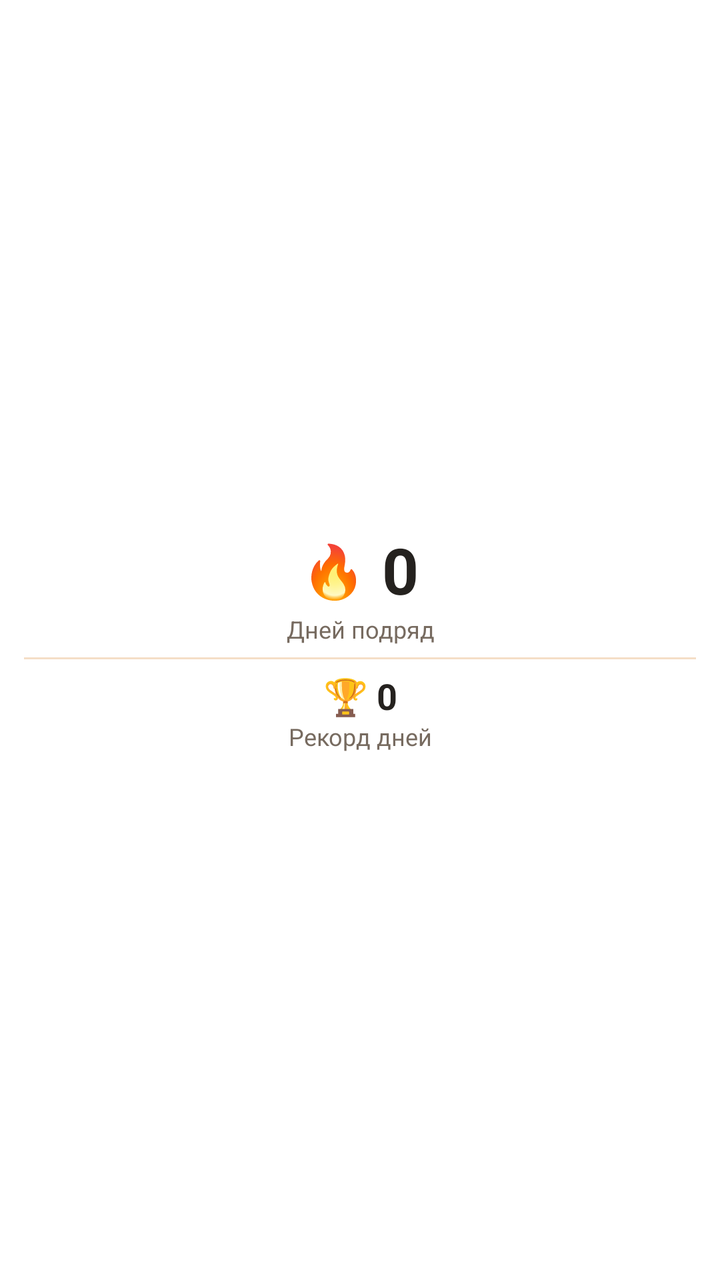
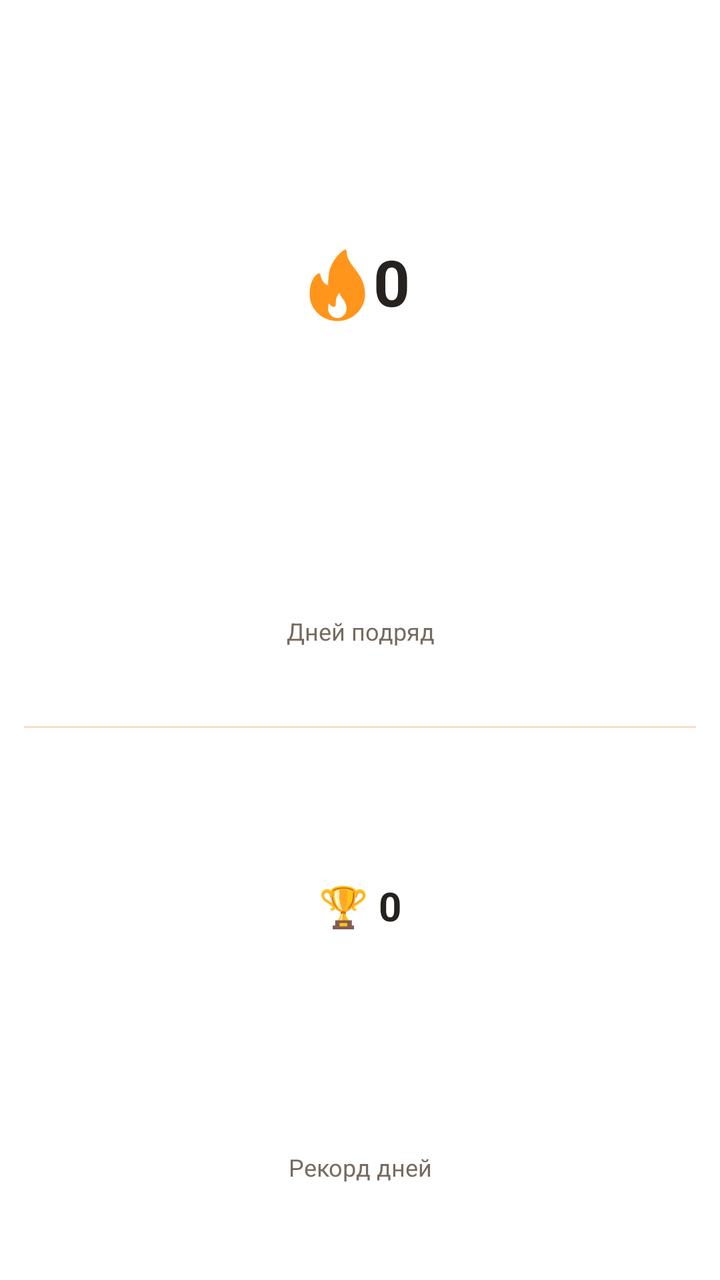

Before-and-after screenshots of an Android layout around one commit, followed by the original layout XML and the change that was made.
<!-- AndroidManifest.xml: fallback theme Theme.MaterialComponents.DayNight.NoActionBar -->
<!-- res/layout/streak_widget_minimal.xml -->
<?xml version="1.0" encoding="utf-8"?>
<LinearLayout
    xmlns:android="http://schemas.android.com/apk/res/android"
    android:id="@+id/streak_root"
    android:layout_width="match_parent"
    android:layout_height="match_parent"
    android:orientation="vertical"
    android:gravity="center_vertical"
    android:padding="12dp"
    android:background="@drawable/streak_widget_minimal_background">
    <LinearLayout
        android:layout_width="match_parent"
        android:layout_height="wrap_content"
        android:gravity="center"
        android:orientation="horizontal">
        <TextView
            android:id="@+id/streak_flame"
            android:layout_width="wrap_content"
            android:layout_height="wrap_content"
            android:text="🔥"
            android:textSize="26sp"
            android:textColor="@color/streak_widget_text"
            android:maxLines="2"
            android:importantForAccessibility="no" />
        <TextView
            android:id="@+id/streak_current"
            android:layout_width="wrap_content"
            android:layout_height="wrap_content"
            android:text="0"
            android:textSize="32sp"
            android:textColor="@color/streak_widget_text"
            android:textStyle="bold"
            android:layout_marginStart="8dp"
            android:maxLines="1"
            android:autoSizeTextType="uniform"
            android:autoSizeMinTextSize="16sp"
            android:autoSizeMaxTextSize="32sp"
            android:autoSizeStepGranularity="1sp" />
    </LinearLayout>
    <TextView
        android:id="@+id/streak_label"
        android:layout_width="match_parent"
        android:layout_height="wrap_content"
        android:text="@string/currentLabel"
        android:textSize="12sp"
        android:textColor="@color/streak_widget_secondary"
        android:maxLines="2"
        android:gravity="center" />
    <View
        android:layout_width="match_parent"
        android:layout_height="1dp"
        android:layout_marginTop="6dp"
        android:layout_marginBottom="6dp"
        android:background="@color/streak_widget_border" />
    <TextView
        android:id="@+id/streak_best"
        android:layout_width="match_parent"
        android:layout_height="wrap_content"
        android:text="🏆 0"
        android:textSize="18sp"
        android:textColor="@color/streak_widget_text"
        android:maxLines="2"
        android:textStyle="bold"
        android:autoSizeTextType="uniform"
        android:autoSizeMinTextSize="12sp"
        android:autoSizeMaxTextSize="18sp"
        android:gravity="center" />
    <TextView
        android:id="@+id/streak_best_label"
        android:layout_width="match_parent"
        android:layout_height="wrap_content"
        android:text="@string/bestLabel"
        android:textSize="12sp"
        android:textColor="@color/streak_widget_secondary"
        android:maxLines="2"
        android:gravity="center" />
    <TextView
        android:id="@+id/streak_status"
        android:layout_width="match_parent"
        android:layout_height="wrap_content"
        android:text="@string/startLabel"
        android:textSize="12sp"
        android:textColor="@color/streak_widget_accent"
        android:maxLines="2"
        android:layout_marginTop="8dp"
        android:visibility="gone" />
</LinearLayout>
<!-- resources referenced by this layout -->
<resources>
  <color name="streak_widget_accent">#D85117</color>
  <color name="streak_widget_border">#F5DEC7</color>
  <color name="streak_widget_secondary">#776B60</color>
  <color name="streak_widget_text">#25221F</color>
  <!-- drawable streak_widget_minimal_background (drawable) -->
  <shape xmlns:android="http://schemas.android.com/apk/res/android" android:shape="rectangle">
      <solid android:color="@color/streak_minimal_background" />
      <corners android:radius="24dp" />
  </shape>
  <string name="bestLabel">Рекорд дней</string>
  <string name="currentLabel">Дней подряд</string>
  <string name="startLabel">Начни новую серию</string>
  <color name="streak_minimal_background">#FFFFFF</color>
</resources>

<!-- the commit's change to res/layout/streak_widget_minimal.xml (unified diff, before → after) -->
@@ -5,83 +5,111 @@
     android:layout_width="match_parent"
     android:layout_height="match_parent"
     android:orientation="vertical"
-    android:gravity="center_vertical"
     android:padding="12dp"
     android:background="@drawable/streak_widget_minimal_background">
     <LinearLayout
         android:layout_width="match_parent"
-        android:layout_height="wrap_content"
-        android:gravity="center"
-        android:orientation="horizontal">
+        android:layout_height="0dp"
+        android:orientation="vertical"
+        android:layout_weight="1">
+        <LinearLayout
+            android:layout_width="match_parent"
+            android:layout_height="0dp"
+            android:layout_weight="3"
+            android:orientation="horizontal"
+            android:gravity="center">
+            <ImageView
+                android:id="@+id/streak_flame"
+                android:layout_width="28dp"
+                android:layout_height="match_parent"
+                android:src="@drawable/streak_widget_flame"
+                android:scaleType="fitCenter"
+                android:importantForAccessibility="no" />
+            <TextView
+                android:id="@+id/streak_current"
+                android:layout_width="wrap_content"
+                android:layout_height="match_parent"
+                android:text="0"
+                android:textSize="32sp"
+                android:textColor="@color/streak_widget_text"
+                android:maxLines="1"
+                android:includeFontPadding="false"
+                android:gravity="center_vertical"
+                android:autoSizeTextType="uniform"
+                android:autoSizeMinTextSize="5sp"
+                android:autoSizeMaxTextSize="32sp"
+                android:autoSizeStepGranularity="1sp"
+                android:textStyle="bold"
+                android:layout_marginStart="4dp" />
+        </LinearLayout>
         <TextView
-            android:id="@+id/streak_flame"
-            android:layout_width="wrap_content"
-            android:layout_height="wrap_content"
-            android:text="🔥"
-            android:textSize="26sp"
-            android:textColor="@color/streak_widget_text"
-            android:maxLines="2"
+            android:id="@+id/streak_label"
+            android:layout_width="match_parent"
+            android:layout_height="0dp"
+            android:text="@string/currentLabel"
+            android:textSize="12sp"
+            android:textColor="@color/streak_widget_secondary"
+            android:maxLines="1"
+            android:includeFontPadding="false"
+            android:gravity="center"
+            android:autoSizeTextType="uniform"
+            android:autoSizeMinTextSize="5sp"
+            android:autoSizeMaxTextSize="12sp"
+            android:autoSizeStepGranularity="1sp"
+            android:layout_weight="1" />
+        <ImageView
+            android:layout_width="match_parent"
+            android:layout_height="1dp"
+            android:layout_marginTop="3dp"
+            android:layout_marginBottom="3dp"
+            android:background="@color/streak_widget_border"
             android:importantForAccessibility="no" />
         <TextView
-            android:id="@+id/streak_current"
-            android:layout_width="wrap_content"
-            android:layout_height="wrap_content"
-            android:text="0"
-            android:textSize="32sp"
+            android:id="@+id/streak_best"
+            android:layout_width="match_parent"
+            android:layout_height="0dp"
+            android:text="🏆 0"
+            android:textSize="20sp"
             android:textColor="@color/streak_widget_text"
-            android:textStyle="bold"
-            android:layout_marginStart="8dp"
             android:maxLines="1"
+            android:includeFontPadding="false"
+            android:gravity="center"
             android:autoSizeTextType="uniform"
-            android:autoSizeMinTextSize="16sp"
-            android:autoSizeMaxTextSize="32sp"
-            android:autoSizeStepGranularity="1sp" />
+            android:autoSizeMinTextSize="5sp"
+            android:autoSizeMaxTextSize="20sp"
+            android:autoSizeStepGranularity="1sp"
+            android:layout_weight="2"
+            android:textStyle="bold" />
+        <TextView
+            android:id="@+id/streak_best_label"
+            android:layout_width="match_parent"
+            android:layout_height="0dp"
+            android:text="@string/bestLabel"
+            android:textSize="12sp"
+            android:textColor="@color/streak_widget_secondary"
+            android:maxLines="1"
+            android:includeFontPadding="false"
+            android:gravity="center"
+            android:autoSizeTextType="uniform"
+            android:autoSizeMinTextSize="5sp"
+            android:autoSizeMaxTextSize="12sp"
+            android:autoSizeStepGranularity="1sp"
+            android:layout_weight="1" />
     </LinearLayout>
-    <TextView
-        android:id="@+id/streak_label"
-        android:layout_width="match_parent"
-        android:layout_height="wrap_content"
-        android:text="@string/currentLabel"
-        android:textSize="12sp"
-        android:textColor="@color/streak_widget_secondary"
-        android:maxLines="2"
-        android:gravity="center" />
-    <View
-        android:layout_width="match_parent"
-        android:layout_height="1dp"
-        android:layout_marginTop="6dp"
-        android:layout_marginBottom="6dp"
-        android:background="@color/streak_widget_border" />
-    <TextView
-        android:id="@+id/streak_best"
-        android:layout_width="match_parent"
-        android:layout_height="wrap_content"
-        android:text="🏆 0"
-        android:textSize="18sp"
-        android:textColor="@color/streak_widget_text"
-        android:maxLines="2"
-        android:textStyle="bold"
-        android:autoSizeTextType="uniform"
-        android:autoSizeMinTextSize="12sp"
-        android:autoSizeMaxTextSize="18sp"
-        android:gravity="center" />
-    <TextView
-        android:id="@+id/streak_best_label"
-        android:layout_width="match_parent"
-        android:layout_height="wrap_content"
-        android:text="@string/bestLabel"
-        android:textSize="12sp"
-        android:textColor="@color/streak_widget_secondary"
-        android:maxLines="2"
-        android:gravity="center" />
     <TextView
         android:id="@+id/streak_status"
         android:layout_width="match_parent"
-        android:layout_height="wrap_content"
+        android:layout_height="28dp"
         android:text="@string/startLabel"
         android:textSize="12sp"
         android:textColor="@color/streak_widget_accent"
         android:maxLines="2"
-        android:layout_marginTop="8dp"
+        android:includeFontPadding="false"
+        android:gravity="center"
+        android:autoSizeTextType="uniform"
+        android:autoSizeMinTextSize="5sp"
+        android:autoSizeMaxTextSize="12sp"
+        android:autoSizeStepGranularity="1sp"
+        android:layout_marginTop="4dp"
         android:visibility="gone" />
 </LinearLayout>
<!-- resource entries referenced after the edit -->
@@ -4,6 +4,15 @@
   <color name="streak_widget_border">#F5DEC7</color>
   <color name="streak_widget_secondary">#776B60</color>
   <color name="streak_widget_text">#25221F</color>
+  <!-- drawable streak_widget_flame (drawable) -->
+  <vector xmlns:android="http://schemas.android.com/apk/res/android"
+      android:width="28dp" android:height="36dp"
+      android:viewportWidth="388" android:viewportHeight="516">
+      <group android:translateX="-62" android:translateY="2">
+          <path android:fillColor="#FF951B"
+              android:pathData="M446.906,299.769c-5.865-76.359-41.417-124.21-72.781-166.436C345.083,94.241,320,60.483,320,10.685 c0-4-2.24-7.656-5.792-9.489c-3.563-1.844-7.844-1.542-11.083,0.812c-47.104,33.706-86.406,90.515-100.135,144.719 c-9.531,37.737-10.792,80.161-10.969,108.18c-43.5-9.291-53.354-74.359-53.458-75.068c-0.49-3.375-2.552-6.312-5.552-7.916 c-3.031-1.583-6.594-1.698-9.667-0.177c-2.281,1.104-55.99,28.394-59.115,137.355C64.01,312.726,64,316.362,64,319.997 c0,105.857,86.135,191.987,192,191.987c0.146,0.01,0.302,0.031,0.427,0c0.042,0,0.083,0,0.135,0 C362.167,511.681,448,425.667,448,319.997C448,314.674,446.906,299.769,446.906,299.769z M256,490.652 c-35.292,0-64-30.581-64-68.172c0-1.281-0.01-2.573,0.083-4.156c0.427-15.853,3.438-26.675,6.74-33.873 c6.188,13.291,17.25,25.509,35.219,25.509c5.896,0,10.667-4.771,10.667-10.666c0-15.186,0.313-32.706,4.094-48.518 c3.365-14.02,11.406-28.936,21.594-40.893c4.531,15.52,13.365,28.081,21.99,40.341c12.344,17.54,25.104,35.675,27.344,66.6 c0.135,1.833,0.271,3.677,0.271,5.656C320,460.07,291.292,490.652,256,490.652z" />
+      </group>
+  </vector>
   <!-- drawable streak_widget_minimal_background (drawable) -->
   <shape xmlns:android="http://schemas.android.com/apk/res/android" android:shape="rectangle">
       <solid android:color="@color/streak_minimal_background" />
